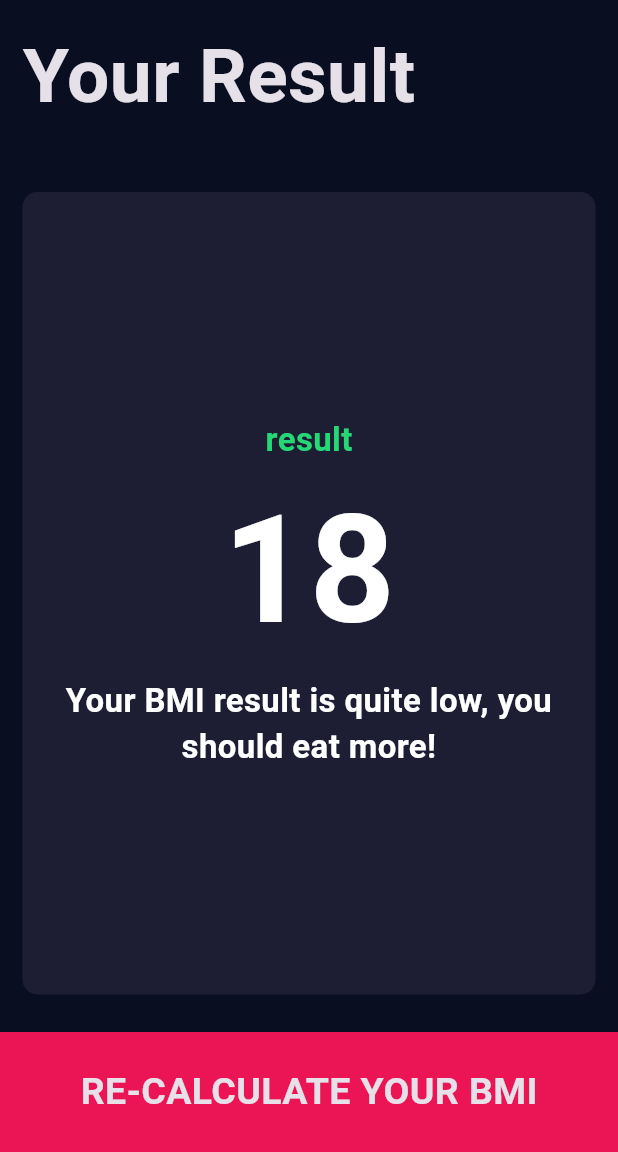
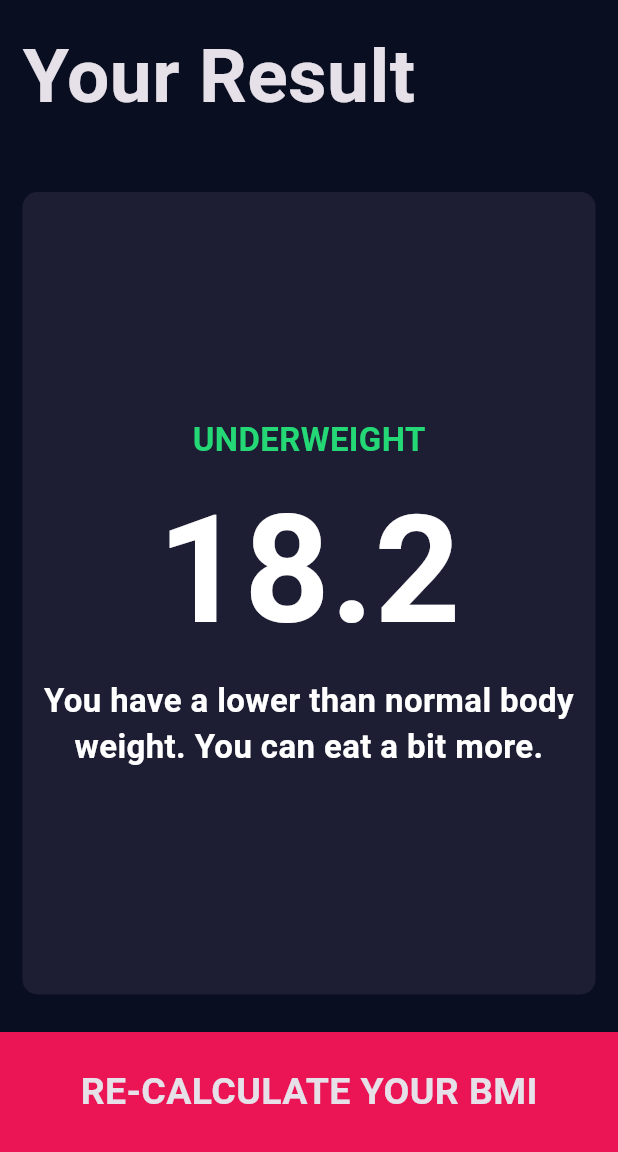
Before and after one commit to xdelmo/the_complete_flutter_development_bootcamp_with_dart, a Flutter app: the screen it shows after launch, after a tap on "CALCULATE BMI", on a phone screen of 412 x 824 dp, the part 84-1236 px from its top. Run offline on Flutter 3.47's test engine with Material 3 defaults, Android fonts, the phone set to English and light mode, and no system bars; our stand-ins replace audioplayers, font_awesome_flutter, rflutter_alert.

Commit message:
final commit bmi

```diff
--- /dev/null
+++ b/bmi_calculator/lib/calculator_brain.dart
@@ -0,0 +1,35 @@
+import 'dart:math';
+
+class CalculatorBrain {
+  CalculatorBrain({required this.height, required this.weight});
+
+  final int height;
+  final int weight;
+
+  double _bmi = 0;
+
+  String calculateBMI() {
+    _bmi = weight / pow(height / 100, 2);
+    return _bmi.toStringAsFixed(1);
+  }
+
+  String getResult() {
+    if (_bmi >= 25) {
+      return 'Overweight';
+    } else if (_bmi > 18.5) {
+      return 'Normal';
+    } else {
+      return 'Underweight';
+    }
+  }
+
+  String getInterpretation() {
+    if (_bmi >= 25) {
+      return 'You have a higher than normal body weight. Try to exercise more.';
+    } else if (_bmi >= 18.5) {
+      return 'You have a normal body weight. Good job!';
+    } else {
+      return 'You have a lower than normal body weight. You can eat a bit more.';
+    }
+  }
+}
--- a/bmi_calculator/lib/main.dart
+++ b/bmi_calculator/lib/main.dart
@@ -1,5 +1,4 @@
 import 'package:bmi_calculator/screens/input_page.dart';
-import 'package:bmi_calculator/screens/results_page.dart';
 import 'package:flutter/material.dart';
 
 void main() => runApp(BMICalculator());
@@ -12,10 +11,6 @@ class BMICalculator extends StatelessWidget {
           primaryColor: Color(0xFF0A0E21),
           scaffoldBackgroundColor: Color(0xFF0A0E21),
         ),
-        initialRoute: '/',
-        routes: {
-          '/': (context) => InputPage(),
-          '/results': (context) => ResultsPage(),
-        });
+        home: InputPage());
   }
 }
--- a/bmi_calculator/lib/screens/input_page.dart
+++ b/bmi_calculator/lib/screens/input_page.dart
@@ -1,8 +1,10 @@
+import 'package:bmi_calculator/calculator_brain.dart';
 import 'package:bmi_calculator/components/bottom_button.dart';
 import 'package:bmi_calculator/constants.dart';
 import 'package:bmi_calculator/components/icon_content.dart';
 import 'package:bmi_calculator/components/reusable_card.dart';
 import 'package:bmi_calculator/components/round_icon_button.dart';
+import 'package:bmi_calculator/screens/results_page.dart';
 import 'package:flutter/material.dart';
 import 'package:flutter/widgets.dart';
 import 'package:font_awesome_flutter/font_awesome_flutter.dart';
@@ -214,7 +216,20 @@ class _InputPageState extends State<InputPage> {
           BottomButton(
               buttonTitle: "CALCULATE BMI",
               onTap: () {
-                Navigator.pushNamed(context, '/results');
+                CalculatorBrain calc =
+                    CalculatorBrain(height: height, weight: weight);
+                Navigator.push(
+                  context,
+                  MaterialPageRoute(
+                    builder: (context) {
+                      return ResultsPage(
+                        bmiResult: calc.calculateBMI(),
+                        resultText: calc.getResult(),
+                        interpretation: calc.getInterpretation(),
+                      );
+                    },
+                  ),
+                );
               }),
         ],
       ),
--- a/bmi_calculator/lib/screens/results_page.dart
+++ b/bmi_calculator/lib/screens/results_page.dart
@@ -1,11 +1,18 @@
 import 'package:bmi_calculator/components/bottom_button.dart';
 import 'package:bmi_calculator/constants.dart';
-import 'package:bmi_calculator/screens/input_page.dart';
 import 'package:bmi_calculator/components/reusable_card.dart';
 import 'package:flutter/material.dart';
 
 class ResultsPage extends StatelessWidget {
-  const ResultsPage({super.key});
+  const ResultsPage(
+      {super.key,
+      required this.bmiResult,
+      required this.resultText,
+      required this.interpretation});
+
+  final String bmiResult;
+  final String resultText;
+  final String interpretation;
 
   @override
   Widget build(BuildContext context) {
@@ -34,15 +41,15 @@ class ResultsPage extends StatelessWidget {
                   mainAxisAlignment: MainAxisAlignment.center,
                   children: [
                     Text(
-                      'result',
+                      resultText.toUpperCase(),
                       style: kResultsTextStyle,
                     ),
                     Text(
-                      '18',
+                      bmiResult,
                       style: kBMITextStyle,
                     ),
                     Text(
-                      'Your BMI result is quite low, you should eat more!',
+                      interpretation,
                       style: kBodyTextStyle,
                       textAlign: TextAlign.center,
                     )
@@ -52,7 +59,7 @@ class ResultsPage extends StatelessWidget {
             ),
             BottomButton(
                 onTap: () {
-                  Navigator.pushNamed(context, '/');
+                  Navigator.pop(context);
                 },
                 buttonTitle: "RE-CALCULATE YOUR BMI")
           ],
```
